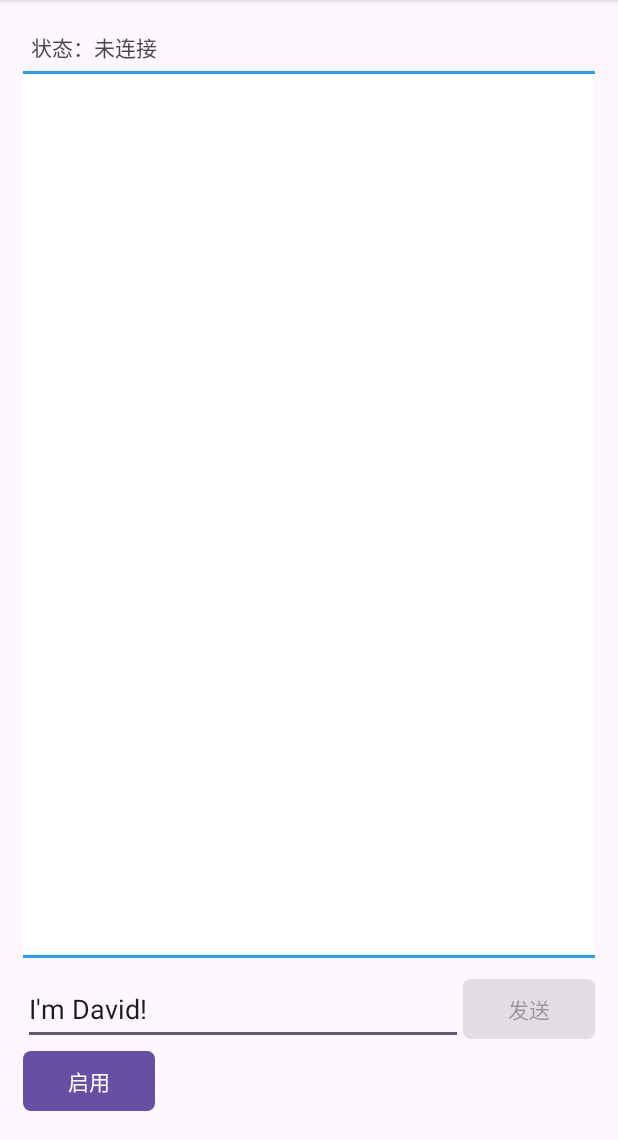
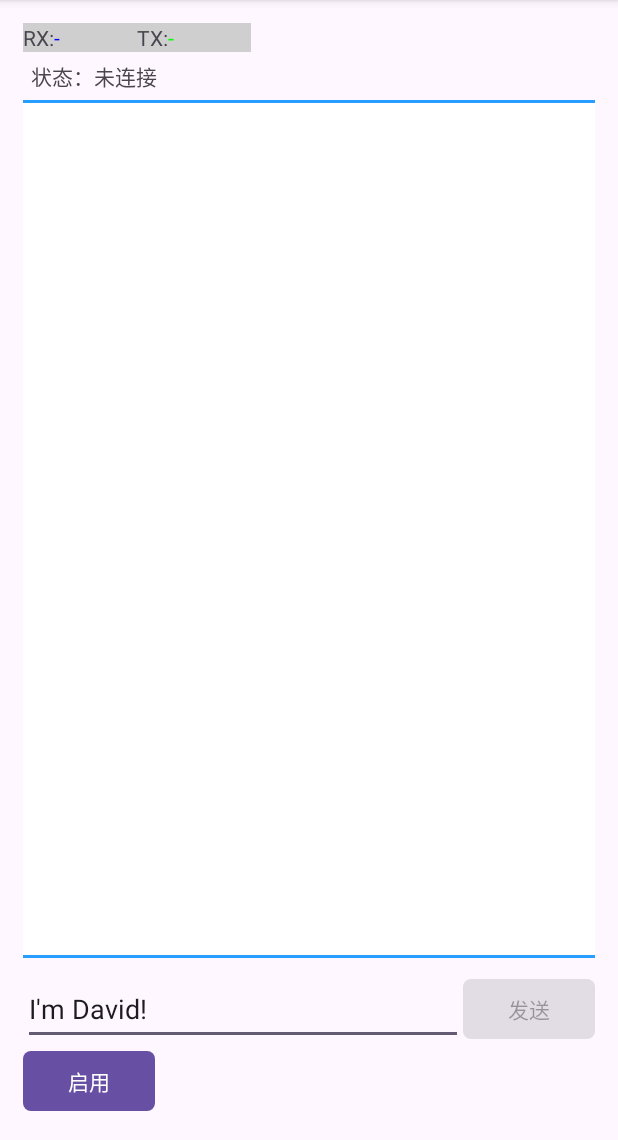
Before and after one commit to TTTUUUIII/iotooth, an Android app: the PeripheralActivity screen opened directly, with no data from a screen before it, after a tap on "禁用", on a phone screen of 412 x 824 dp, the part 96-1236 px from its top. Run offline under Robolectric (Android 15) with nearby library versions, the phone set to English and light mode, and no system bars; 1 other tap on this screen came first.

Commit message:
处理了一些崩溃问题，示例显示发送接收进度

```diff
--- a/app/build.gradle
+++ b/app/build.gradle
@@ -44,6 +44,7 @@ dependencies {
 
     implementation project(path: ":library-iotooth")
 //    implementation 'com.github.TTTUUUIII:iotooth-for-android:v1.0.0'
+    implementation 'com.google.code.gson:gson:2.10.1'
     implementation fileTree(dir: 'libs', includes: ['*.aar'])
     implementation 'androidx.appcompat:appcompat:1.6.1'
     implementation 'com.google.android.material:material:1.8.0'
--- a/app/src/main/res/layout/layout_main.xml
+++ b/app/src/main/res/layout/layout_main.xml
@@ -12,7 +12,32 @@
         app:layout_constraintEnd_toEndOf="parent"
         app:layout_constraintStart_toStartOf="parent"
         app:layout_constraintTop_toTopOf="parent">
-
+        <LinearLayout
+            android:background="#cfcfcf"
+            android:layout_width="wrap_content"
+            android:layout_height="wrap_content"
+            android:orientation="horizontal">
+            <TextView
+                android:layout_width="wrap_content"
+                android:layout_height="wrap_content"
+                android:text="RX:" />
+            <TextView
+                android:textColor="#0000ff"
+                android:id="@+id/rx_progress_text_view"
+                android:layout_width="55dp"
+                android:layout_height="wrap_content"
+                android:text="-"/>
+            <TextView
+                android:layout_width="wrap_content"
+                android:layout_height="wrap_content"
+                android:text="TX:" />
+            <TextView
+                android:textColor="#00ff00"
+                android:id="@+id/tx_progress_text_view"
+                android:layout_width="55dp"
+                android:text="-"
+                android:layout_height="wrap_content" />
+        </LinearLayout>
         <TextView
             android:id="@+id/state_text_view"
             android:padding="5dp"
--- a/library-iotooth/src/main/java/cn/touchair/iotooth/central/GattCallbackImpl.java
+++ b/library-iotooth/src/main/java/cn/touchair/iotooth/central/GattCallbackImpl.java
@@ -149,9 +149,9 @@ public class GattCallbackImpl extends BluetoothGattCallback {
     @Override
     public void onCharacteristicChanged(@NonNull BluetoothGatt gatt, @NonNull BluetoothGattCharacteristic characteristic, @NonNull byte[] value) {
         super.onCharacteristicChanged(gatt, characteristic, value);
-        if (GlobalConfig.DEBUG) {
-            Log.d(TAG, new String(value));
-        }
+//        if (GlobalConfig.DEBUG) {
+//            Log.d(TAG, new String(value));
+//        }
 //        mListener.onMessage(0, value);
     }
 
--- a/library-iotooth/src/main/java/cn/touchair/iotooth/periheral/IoToothPeripheral.java
+++ b/library-iotooth/src/main/java/cn/touchair/iotooth/periheral/IoToothPeripheral.java
@@ -177,11 +177,9 @@ public class IoToothPeripheral extends AdvertiseCallback implements TransmitterA
     @SuppressLint("MissingPermission")
     public void disable() {
         stopAdvertising();
-        if (Objects.nonNull(mGattServer)) {;
+        if (Objects.nonNull(mGattServer) && Objects.nonNull(mConnectedDevice)) {;
             send(ToothConfiguration.PERIPHERAL_CLOSED);
             mGattServer.cancelConnection(mConnectedDevice);
-            mGattServer.clearServices();
-            mGattServer.close();
         }
         dispatchState(PeripheralState.DISCONNECTED, null);
     }
@@ -240,7 +238,7 @@ public class IoToothPeripheral extends AdvertiseCallback implements TransmitterA
 
     @SuppressLint("MissingPermission")
     public void send(@Nullable String address, byte[] bytes) {
-        if (Objects.nonNull(mGattServer) && Objects.nonNull(mReadonlyCharacteristic)) {
+        if (Objects.nonNull(mGattServer) && Objects.nonNull(mReadonlyCharacteristic) && Objects.nonNull(mConnectedDevice)) {
             mReadonlyCharacteristic.setValue(bytes);
             boolean indicate = (mReadonlyCharacteristic.getProperties() & BluetoothGattCharacteristic.PROPERTY_INDICATE) == BluetoothGattCharacteristic.PROPERTY_INDICATE;
             mGattServer.notifyCharacteristicChanged(mConnectedDevice, mReadonlyCharacteristic, indicate);
```
Also changed, not shown: app/src/main/java/cn/touchair/bluetoothdemo/entity/Card.java (added, +107 -0 lines), library-iotooth/src/main/java/cn/touchair/iotooth/central/IoToothCentral.java (+3 -16 lines).
